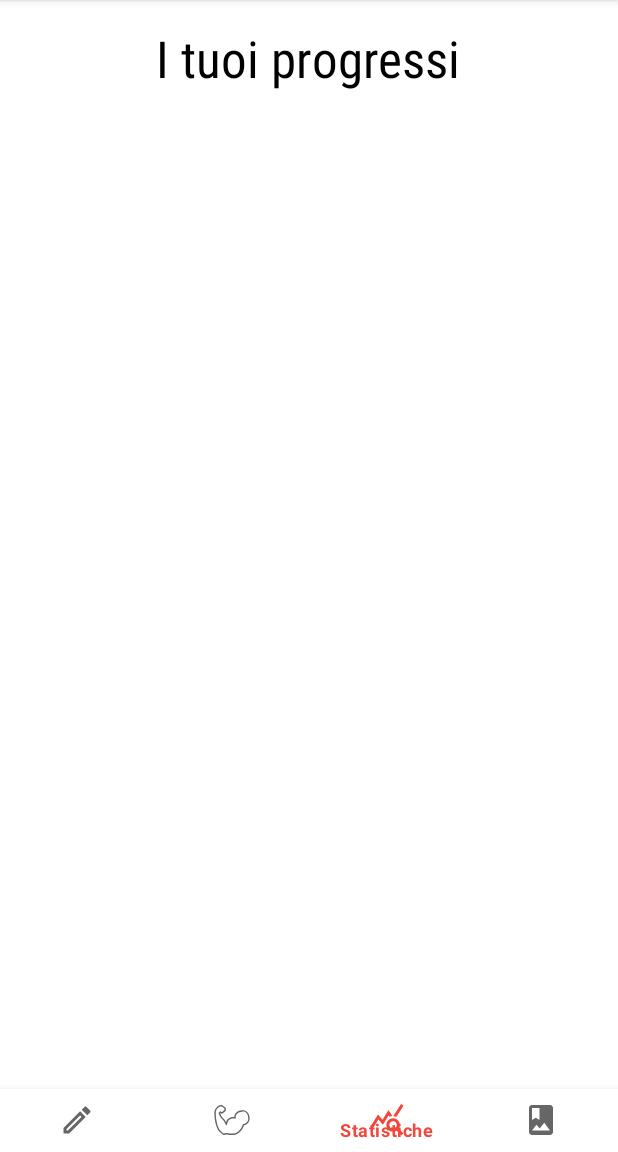
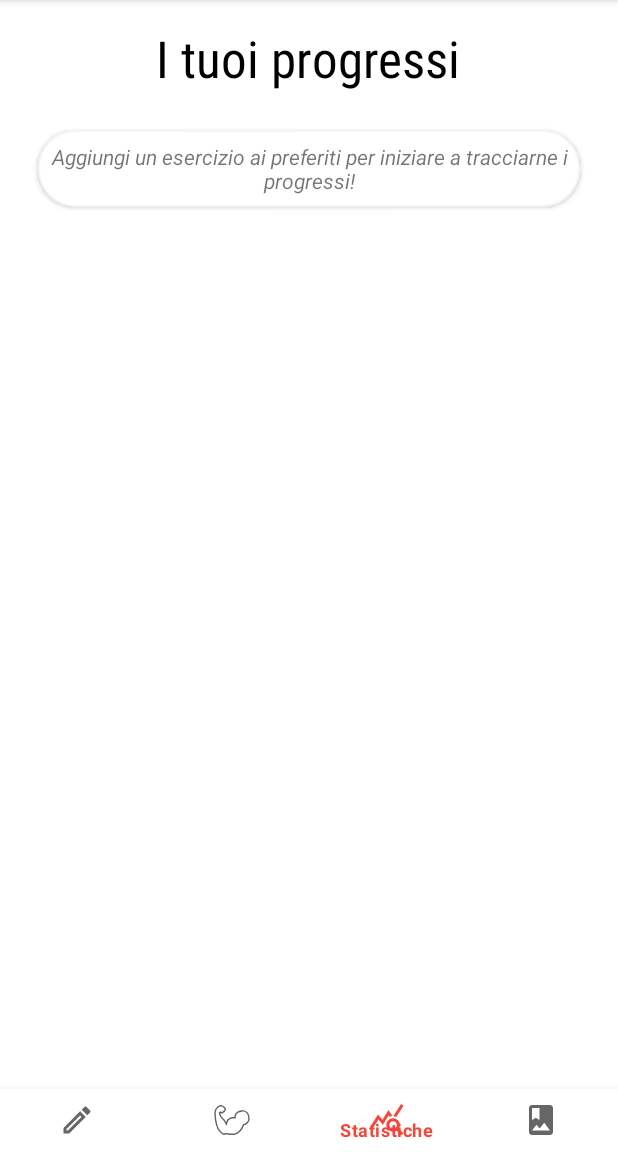
Before and after one commit to massone99/TrackIt, an Android app: the screen it shows after launch (MainActivity), item 3 of the bottom bar chosen, on a phone screen of 412 x 824 dp, the part 84-1236 px from its top. Run offline under Robolectric (Android 15) with nearby library versions, the phone set to English and light mode, and no system bars; our stand-ins replace Room's generated code; libraries missing offline, so code that uses them is left out: com.github.mikephil.charting; 3 statements that could not run were skipped.

Commit message:
Release 1.0 version

```diff
--- a/app/src/main/java/com/app/trackit/model/db/TrackItRepository.java
+++ b/app/src/main/java/com/app/trackit/model/db/TrackItRepository.java
@@ -15,7 +15,6 @@ import com.app.trackit.model.db.dao.ExerciseDao;
 import com.app.trackit.model.db.dao.PhotoDao;
 import com.app.trackit.model.db.dao.WorkoutDao;
 import com.app.trackit.ui.MainActivity;
-import com.google.common.util.concurrent.ListenableFuture;
 
 import java.util.Date;
 import java.util.List;
@@ -38,7 +37,7 @@ public class TrackItRepository {
         workoutDao = db.workoutDao();
         photoDao = db.photoDao();
         exercises = exerciseDao.getAllExercises();
-        workouts = workoutDao.getAll();
+        workouts = workoutDao.getObservableWorkouts();
 //        photos = photoDao.getAllByDate();
     }
 
@@ -148,15 +147,6 @@ public class TrackItRepository {
         return null;
     }
 
-    public int getBestReps(int exerciseId) {
-        try {
-            return exerciseDao.getBestReps(exerciseId).get();
-        } catch (ExecutionException | InterruptedException e) {
-            Log.d(TAG, e.toString());
-        }
-        return 0;
-    }
-
     public Set getBestSetForReps(int performedExerciseId) {
         try {
             return exerciseDao.getBestSetForReps(performedExerciseId).get();
@@ -181,6 +171,15 @@ public class TrackItRepository {
 
     public LiveData<List<Workout>> loadAllWorkouts() {
         return workouts;
+    }
+
+    public List<Workout> getAllWorkouts() {
+        try {
+            return workoutDao.getWorkouts().get();
+        } catch (ExecutionException | InterruptedException e) {
+            e.printStackTrace();
+        }
+        return null;
     }
 
     public List<PerformedExercise> getWorkoutExercises(int workoutId) {
--- a/app/src/main/java/com/app/trackit/model/db/dao/WorkoutDao.java
+++ b/app/src/main/java/com/app/trackit/model/db/dao/WorkoutDao.java
@@ -34,7 +34,10 @@ public interface WorkoutDao {
     void editWorkout(int id);
 
     @Query("SELECT * FROM workouts ORDER BY date DESC")
-    LiveData<List<Workout>> getAll();
+    LiveData<List<Workout>> getObservableWorkouts();
+
+    @Query("SELECT * FROM workouts ORDER BY date DESC")
+    ListenableFuture<List<Workout>> getWorkouts();
 
     @Query("SELECT * FROM workouts WHERE workoutId = :id")
     ListenableFuture<Workout> getWorkout(int id);
--- a/app/src/main/java/com/app/trackit/model/viewmodel/ExercisesViewModel.java
+++ b/app/src/main/java/com/app/trackit/model/viewmodel/ExercisesViewModel.java
@@ -31,6 +31,4 @@ public class ExercisesViewModel extends AndroidViewModel {
         return repository.isExerciseFavorite(exercise.getExerciseId());
     }
 
-    // FIXME:
-    // A population method for the main exercises could be added here
 }
--- a/app/src/main/java/com/app/trackit/model/viewmodel/WorkoutListViewModel.java
+++ b/app/src/main/java/com/app/trackit/model/viewmodel/WorkoutListViewModel.java
@@ -30,4 +30,8 @@ public class WorkoutListViewModel extends AndroidViewModel {
     public LiveData<List<Workout>> getObservableWorkouts() {
         return workouts;
     }
+
+    public List<Workout> getWorkouts() {
+        return repository.getAllWorkouts();
+    }
 }
--- a/app/src/main/java/com/app/trackit/ui/MainActivity.java
+++ b/app/src/main/java/com/app/trackit/ui/MainActivity.java
@@ -53,6 +53,7 @@ public class MainActivity extends AppCompatActivity implements LifecycleOwner {
         super.onCreate(savedInstanceState);
         // To disable the Night mode. It will be developed in the future releases
         AppCompatDelegate.setDefaultNightMode(AppCompatDelegate.MODE_NIGHT_NO);
+        // To tolerate Uri exposure and share images with phone's gallery apps
         StrictMode.VmPolicy.Builder builder = new StrictMode.VmPolicy.Builder();
         StrictMode.setVmPolicy(builder.build());
         repo = new TrackItRepository(getApplication());
@@ -68,7 +69,7 @@ public class MainActivity extends AppCompatActivity implements LifecycleOwner {
         alarmManager.setRepeating(
                 AlarmManager.RTC_WAKEUP,
                 System.currentTimeMillis() + (1000*60),
-                (AlarmManager.INTERVAL_FIFTEEN_MINUTES/15),
+                AlarmManager.INTERVAL_DAY,
                 pendingIntent);
 
         BottomNavigationView navigationView = findViewById(R.id.bottom_navigation);
--- a/app/src/main/java/com/app/trackit/ui/ProgressFragment.java
+++ b/app/src/main/java/com/app/trackit/ui/ProgressFragment.java
@@ -57,11 +57,6 @@ public class ProgressFragment extends Fragment implements LifecycleOwner {
 
         statsModel = new ViewModelProvider(requireActivity()).get(StatsViewModel.class);
         workoutModel = new ViewModelProvider(requireActivity()).get(WorkoutViewModel.class);
-        workoutModel.getObservableFavorites().observe(this, exerciseList -> {
-            Log.d(TAG, exerciseList.toString());
-            chartAdapter.submitList(exerciseList);
-            chartAdapter.notifyDataSetChanged();
-        });
     }
 
     @Nullable
@@ -71,6 +66,14 @@ public class ProgressFragment extends Fragment implements LifecycleOwner {
                              @Nullable Bundle savedInstanceState) {
 
         View rootView = inflater.inflate(R.layout.fragment_progress, container, false);
+
+        workoutModel.getObservableFavorites().observe( getViewLifecycleOwner(), exerciseList -> {
+            if (exerciseList.size() > 0 ) {
+                rootView.findViewById(R.id.progress_helper).setVisibility(View.GONE);
+            }
+            chartAdapter.submitList(exerciseList);
+            chartAdapter.notifyDataSetChanged();
+        });
 
         recyclerView = rootView.findViewById(R.id.progress_recycler_view);
 
--- a/app/src/main/java/com/app/trackit/ui/WorkoutsFragment.java
+++ b/app/src/main/java/com/app/trackit/ui/WorkoutsFragment.java
@@ -1,6 +1,7 @@
 package com.app.trackit.ui;
 
 import android.os.Bundle;
+import android.util.Log;
 import android.view.LayoutInflater;
 import android.view.MenuItem;
 import android.view.View;
@@ -15,6 +16,7 @@ import androidx.recyclerview.widget.LinearLayoutManager;
 import androidx.recyclerview.widget.RecyclerView;
 
 import com.app.trackit.R;
+import com.app.trackit.model.Workout;
 import com.app.trackit.model.utility.Utilities;
 import com.app.trackit.model.viewmodel.WorkoutListViewModel;
 import com.app.trackit.ui.components.AddFab;
@@ -22,6 +24,7 @@ import com.app.trackit.ui.recycler_view.adapter.WorkoutListAdapter;
 import com.google.android.material.bottomnavigation.BottomNavigationView;
 
 import java.util.Collections;
+import java.util.List;
 
 public class WorkoutsFragment extends Fragment implements LifecycleOwner {
 
@@ -53,12 +56,18 @@ public class WorkoutsFragment extends Fragment implements LifecycleOwner {
         View rootView = inflater.inflate(R.layout.fragment_workouts, container, false);
         rootView.setTag(TAG);
 
+        List<Workout> list = model.getWorkouts();
+
+        if (list.size() > 0) {
+            rootView.findViewById(R.id.workout_helper).setVisibility(View.GONE);
+        }
+
         model.getObservableWorkouts().observe(getViewLifecycleOwner(), workouts -> {
             workoutListAdapter.submitList(workouts);
             workoutListAdapter.notifyDataSetChanged();
         });
 
-        // FIXME: put this button inside the other fragments too
+        // FIXME: put this button inside the other fragments too, for a better UX
         this.fab = new AddFab(
                 rootView.findViewById(R.id.fab_add),
                 rootView.findViewById(R.id.fab_add_exercise),
@@ -76,8 +85,6 @@ public class WorkoutsFragment extends Fragment implements LifecycleOwner {
         workoutListAdapter = new WorkoutListAdapter(new WorkoutListAdapter.WorkoutDiff(), getActivity());
         recyclerView.setAdapter(workoutListAdapter);
 
-//        Log.d(TAG, String.valueOf(MainActivity.repo.getBestSetForReps(1).getReps()));
-
         return rootView;
     }
 }
--- a/app/src/main/java/com/app/trackit/ui/recycler_view/viewholder/WorkoutListViewHolder.java
+++ b/app/src/main/java/com/app/trackit/ui/recycler_view/viewholder/WorkoutListViewHolder.java
@@ -25,7 +25,6 @@ public class WorkoutListViewHolder extends RecyclerView.ViewHolder {
     private static final String TAG = "WorkoutListViewHolder";
 
     private int workoutId;
-    private boolean edit;
     private final MaterialTextView titleTextView;
     private final MaterialTextView dateTextView;
 
@@ -40,7 +39,6 @@ public class WorkoutListViewHolder extends RecyclerView.ViewHolder {
         MaterialCardView cardView = itemView.findViewById(R.id.home_item_card_view);
         cardView.setOnClickListener(v -> {
             model.editWorkout();
-            edit = true;
             Bundle bundle = new Bundle();
             bundle.putBoolean("edit", true);
             bundle.putInt("workoutId", workoutId);
--- a/app/src/main/res/layout/fragment_progress.xml
+++ b/app/src/main/res/layout/fragment_progress.xml
@@ -24,11 +24,34 @@
             android:textColor="@color/black"
             tools:text="I tuoi progressi" />
 
+        <com.google.android.material.card.MaterialCardView
+            android:id="@+id/progress_helper"
+            android:layout_width="wrap_content"
+            android:layout_height="wrap_content"
+            android:layout_margin="25dp"
+            android:layout_marginTop="25dp"
+            android:layout_marginBottom="25dp"
+            app:cardCornerRadius="25dp"
+            app:cardElevation="2dp"
+            android:layout_below="@id/progress_title"
+            app:strokeColor="@color/whitesmoke"
+            app:strokeWidth="1dp">
+
+            <com.google.android.material.textview.MaterialTextView
+                android:layout_width="match_parent"
+                android:layout_height="wrap_content"
+                android:layout_margin="8dp"
+                android:text="@string/progress_helper"
+                android:textAlignment="center"
+                android:textStyle="italic" />
+
+        </com.google.android.material.card.MaterialCardView>
+
         <androidx.core.widget.NestedScrollView
             android:id="@+id/nested_view_charts"
             android:layout_width="match_parent"
             android:layout_height="wrap_content"
-            android:layout_below="@id/progress_title"
+            android:layout_below="@id/progress_helper"
             android:layout_alignParentStart="true"
             android:layout_marginStart="0dp"
             android:layout_marginTop="3dp">
--- a/app/src/main/res/values/strings.xml
+++ b/app/src/main/res/values/strings.xml
@@ -50,6 +50,11 @@
     <string name="delete_photo">Cancella foto</string>
     <string name="your_photo">Your photo</string>
     <string name="sample_date">00/00/00</string>
+    <string name="workout_helper">Premi il tasto + per aggiungere un nuovo workout o creare un nuovo esercizio!</string>
+    <string name="exercise_helper">Premi il tasto + nella pagina degli allenamenti per aggiungere un nuovo esercizio!</string>
+    <string name="progress_helper">Aggiungi un esercizio ai preferiti per iniziare a tracciarne i progressi!</string>
+    <string name="photos_helper">Scatta una foto per iniziare a monitorare i tuoi miglioramenti nel tempo!</string>
+    <string name="take_a_photo">Scatta una foto</string>
     <string-array
         name="muscle_groups">
         <item>@string/neck</item>
```
Also changed, not shown: app/src/main/java/com/app/trackit/ui/ExercisesFragment.java (+8 -4 lines), app/src/main/res/layout/fragment_exercise_list.xml (+27 -1 lines), app/src/main/res/layout/fragment_photos.xml (+25 -9 lines), app/src/main/res/layout/fragment_workouts.xml (+27 -1 lines).
